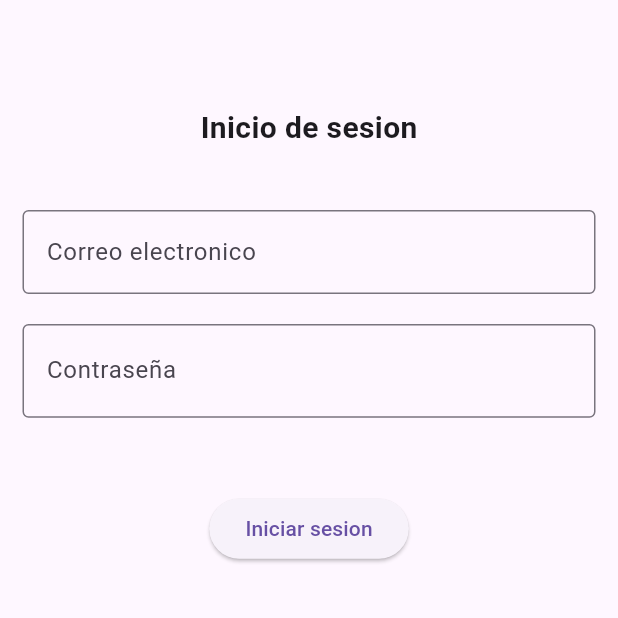
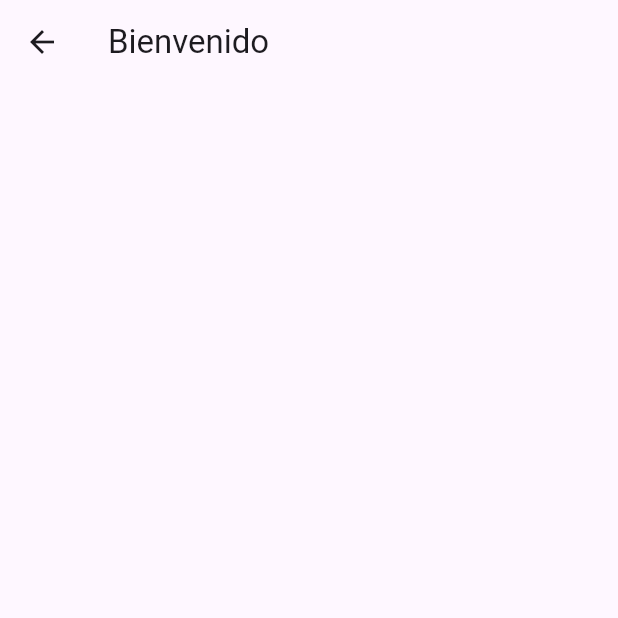
Before and after one commit to TheGersonM/tarea2-1, a Flutter app: the screen it shows after launch, after a tap on "Iniciar sesion", on a phone screen of 412 x 824 dp, the top half of it. Run offline on Flutter 3.47's test engine with Material 3 defaults, Android fonts, the phone set to English and light mode, and no system bars.

Commit message:
Imputs y pagina de sesion iniciada

```diff
--- /dev/null
+++ b/lib/home_page.dart
@@ -0,0 +1,89 @@
+import 'package:flutter/material.dart';
+
+class HomePage extends StatefulWidget {
+ HomePage({
+    super.key,
+  });
+  bool visible=false;
+  @override
+  State<HomePage> createState() => _HomePageState();
+}
+
+class _HomePageState extends State<HomePage> {
+
+
+  @override
+  Widget build(BuildContext context) {
+    return Scaffold(
+      appBar: AppBar(
+      ), body:   Padding(
+          padding: const EdgeInsets.all(15),
+          child: SingleChildScrollView(
+
+            child:  Column
+            (
+              mainAxisAlignment: MainAxisAlignment.start,
+              crossAxisAlignment: CrossAxisAlignment.center,
+              children: [
+
+                 Column(
+                  children: [
+                    const Text('Inicio de sesion', style: TextStyle(fontSize: 20, fontWeight: FontWeight.bold),),
+                    const SizedBox(height: 40,),
+                    const TextField(
+                      decoration: InputDecoration(
+                        border: OutlineInputBorder(),
+                        labelText: 'Correo electronico',
+                      ),
+
+                    ),
+                    const SizedBox(height: 20,),
+                    TextField(
+                      decoration: InputDecoration(
+                        border: const  OutlineInputBorder(),
+                        labelText: 'Contraseña',
+                        suffix: InkResponse(
+                          onTap: (){
+                            setState(() {
+                              widget.visible = !widget.visible;
+                            }
+                            );
+
+                          },
+                          splashColor: const Color.fromARGB(255, 204, 148, 214),
+                          child: const Icon(Icons.visibility),
+                        ),
+                      ),
+                      obscureText: widget.visible,
+
+                    ),
+                    const SizedBox(height: 50,),
+                  ],
+                ),
+                ElevatedButton(
+
+                  onPressed: (){
+                    //Navigator.pop(context);
+                    Navigator.pushNamed(context, 'inicio');
+                  },
+                  child: const Text('Iniciar sesion'),
+                ),
+                const SizedBox(
+                  height: 20,
+                ),
+                ElevatedButton(
+
+                  onPressed: (){
+                    //Navigator.pop(context);
+                    Navigator.pushNamed(context, 'registro');
+                  },
+                  child: const Text('Registrarme'),
+                ),
+              ],
+
+            ),
+          ),
+        ),
+    );
+  }
+}
--- /dev/null
+++ b/lib/inicio.dart
@@ -0,0 +1,17 @@
+import 'package:flutter/material.dart';
+
+
+class Inicio extends StatelessWidget {
+   const Inicio({super.key});
+
+
+  @override
+  Widget build(BuildContext context) {
+
+    return Scaffold(
+      appBar: AppBar(
+        title: const Text('Bienvenido'),
+      ),
+    );
+  }
+}
--- a/lib/main.dart
+++ b/lib/main.dart
@@ -1,92 +1,47 @@
+import 'package:login/home_page.dart';
+import 'package:login/registro.dart';
+import 'package:login/inicio.dart';
 import 'package:flutter/material.dart';
 
-void main() => runApp( MyApp());
+void main() => runApp(const MyApp());
 
-class MyApp extends StatefulWidget {
-  MyApp({super.key});
-  bool visible = false;
-
-  //agregar un set y un get a la variable
-  bool get() {
-  return visible;
-  }
-  void set(bool value)
-  {
-    visible = value;
-  }
-  @override
-  State<MyApp> createState() => _MyAppState();
-}
-
-class _MyAppState extends State<MyApp> {
-
+class MyApp extends StatelessWidget {
+  const MyApp({super.key});
 
   @override
   Widget build(BuildContext context) {
     return MaterialApp(
-      title: 'Material App',
       debugShowCheckedModeBanner: false,
-      home: Scaffold(
+      title: 'Login',
+      // home: HomePage(),
+      initialRoute: 'home', //esta es la ruta principal
+      routes: {
+        'home': (context) =>  HomePage(),
+        'registro': (context) =>  Registro(),
+        'inicio' : (context) => const Inicio()
+      },
+      onGenerateRoute: (RouteSettings settings) {
 
-        appBar: AppBar(
-          title: const Text(''),
-        ),
-        body:   Padding(
-          padding: const EdgeInsets.all(15),
-          child: SingleChildScrollView(
-
-            child:  Column
-            (
-              mainAxisAlignment: MainAxisAlignment.start,
-              crossAxisAlignment: CrossAxisAlignment.center,
-              children: [
-
-                 Column(
-                  children: [
-                    const Text('Inicio de sesion', style: TextStyle(fontSize: 20, fontWeight: FontWeight.bold),),
-                    const SizedBox(height: 40,),
-                    const TextField(
-                      decoration: InputDecoration(
-                        border: OutlineInputBorder(),
-                        labelText: 'Correo electronico',
-                      ),
-
-                    ),
-                    const SizedBox(height: 20,),
-                    TextField(
-                      decoration: InputDecoration(
-                        border: const  OutlineInputBorder(),
-                        labelText: 'Contraseña',
-                        suffix: InkResponse(
-                          onTap: (){
-                            setState(() {
-                              widget.visible = !widget.visible;
-                            }
-                            );
-
-                          },
-                          splashColor: const Color.fromARGB(255, 204, 148, 214),
-                          child: const Icon(Icons.visibility),
-                        ),
-                      ),
-                      obscureText: widget.visible,
-
-                    ),
-                    const SizedBox(height: 50,),
-                  ],
-                ),
-                ElevatedButton(
-
-                  onPressed: (){},
-                  child: const Text('Iniciar sesion'),
-                ),
-
-              ],
-
-            ),
-          ),
-        ),
-      ),
+        return MaterialPageRoute(
+          builder: (context) => PageNotFound(ruta: settings.name),
+        );
+      },
     );
   }
 }
+
+class PageNotFound extends StatelessWidget {
+  const PageNotFound({
+    super.key,
+    this.ruta = 'No-found',
+  });
+
+  final String? ruta;
+
+  @override
+  Widget build(BuildContext context) {
+    return Scaffold(
+        appBar: AppBar(),
+        body: Center(child: Text('La ruta "$ruta" no existe')));
+  }
+}
```
Also changed, not shown: lib/custom_imputs.dart (added, +55 -0 lines), lib/registro.dart (added, +116 -0 lines), 1 other file.
